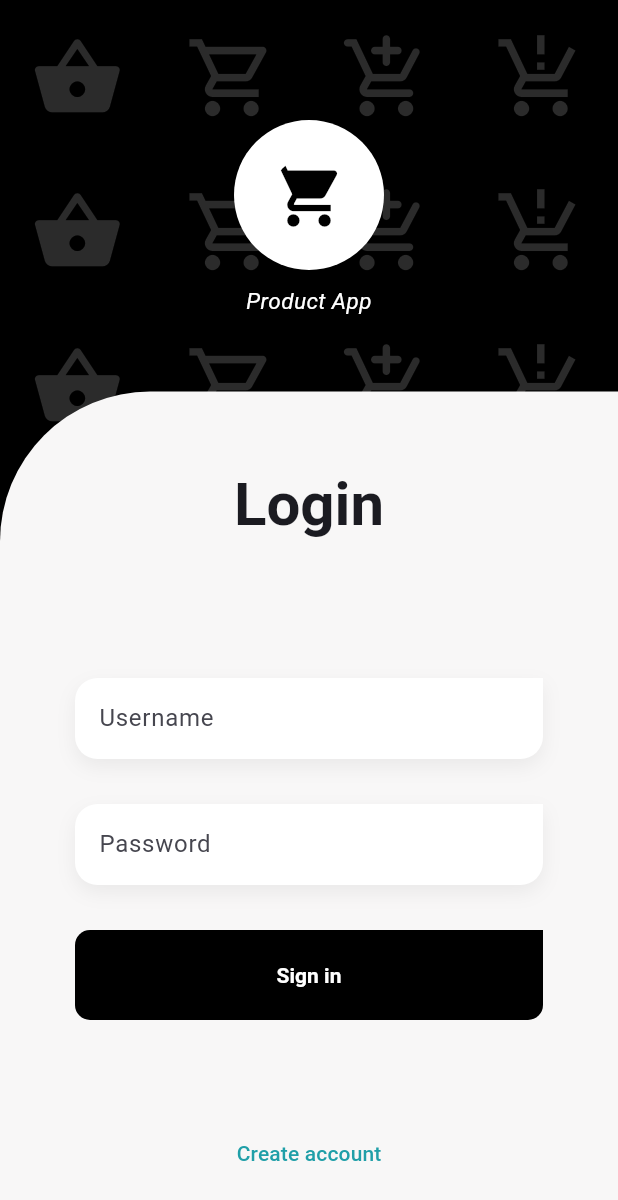
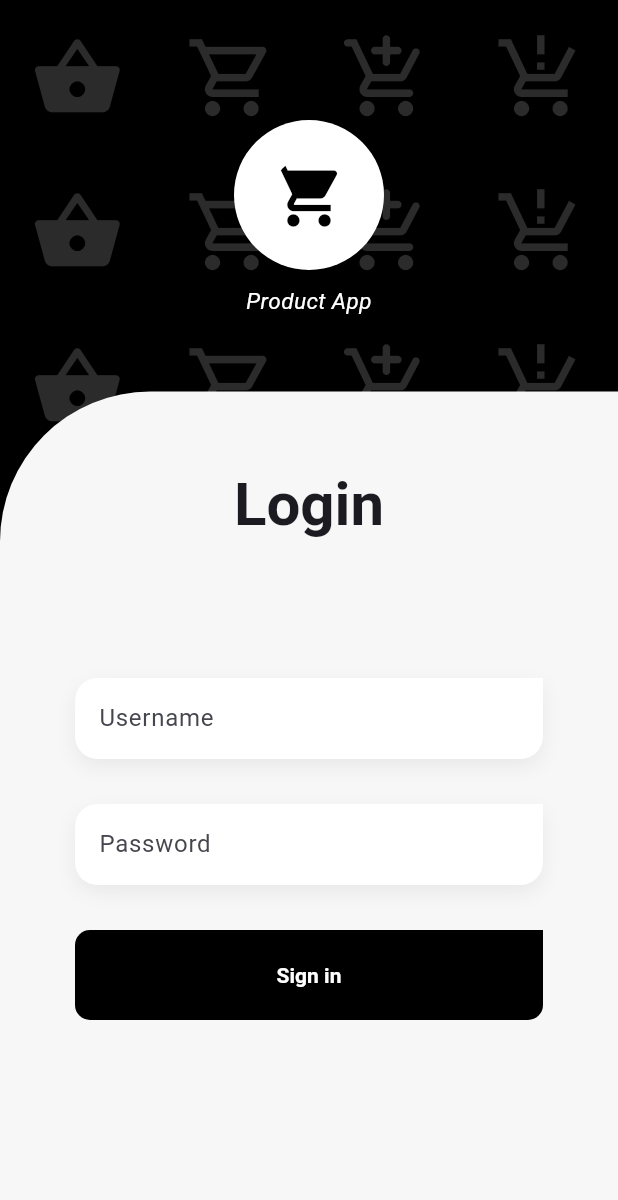
Before and after one commit to SantiagoGaonaC/articles-mobile, a Flutter app: the screen it shows after launch, on a phone screen of 412 x 824 dp. Shown: the top 1200 px of the screen. Run offline on Flutter 3.47's test engine with Material 2 defaults, Android fonts, the light colour scheme and no system bars; our stand-ins replace dio, flutter_dotenv, flutter_riverpod, formz, go_router, google_fonts and 2 more; accounts and stored records are empty.

Commit message:
refactor: delete impl reg

```diff
--- a/lib/config/router/app_router.dart
+++ b/lib/config/router/app_router.dart
@@ -1,7 +1,6 @@
 import 'package:articles_flutter/features/auth/presentation/providers/auth_provider.dart';
 import 'package:articles_flutter/features/auth/presentation/screens/check_auth_status_screen.dart';
 import 'package:articles_flutter/features/auth/presentation/screens/login_screen.dart';
-import 'package:articles_flutter/features/auth/presentation/screens/register_screen.dart';
 import 'package:articles_flutter/features/products/presentation/screens/products_screen.dart';
 import 'package:flutter_riverpod/flutter_riverpod.dart';
 import 'package:go_router/go_router.dart';
@@ -25,10 +24,6 @@ final goRouterProvider = Provider((ref) {
         path: '/login',
         builder: (context, state) => const LoginScreen(),
       ),
-      GoRoute(
-        path: '/register',
-        builder: (context, state) => const RegisterScreen(),
-      ),
 
       ///* ProductsDriveScreen Routes
       GoRoute(
@@ -47,19 +42,16 @@ final goRouterProvider = Provider((ref) {
       }
 
       if (authStatus == AuthStatus.notAuthenticated) {
-        if (isGoingTo == '/login' || isGoingTo == '/register') return null;
+        if (isGoingTo == '/login') return null;
 
         return '/login';
       }
 
       if (authStatus == AuthStatus.authenticated) {
-        if (isGoingTo == '/login' ||
-            isGoingTo == '/register' ||
-            isGoingTo == '/check-auth-status') {
+        if (isGoingTo == '/login' || isGoingTo == '/check-auth-status') {
           return '/';
         }
       }
-
       return null;
     },
   );
--- a/lib/features/auth/presentation/providers/auth_provider.dart
+++ b/lib/features/auth/presentation/providers/auth_provider.dart
@@ -42,7 +42,6 @@ class AuthNotifier extends StateNotifier<AuthState> {
 
   Future<void> loginUser(String email, String password) async {
     await Future.delayed(const Duration(milliseconds: 500));
-
     try {
       final user = await authRepository.login(email, password);
       _setLoggedUser(user);
@@ -51,13 +50,10 @@ class AuthNotifier extends StateNotifier<AuthState> {
     } catch (e) {
       logout('Something went wrong');
     }
-
     //final user = await authRepository.login(email, password);
     //state = state.copyWith(user: user, authStatus: AuthStatus.authenticated); //copia del usuario donde ya tengo el estado
   }
 
-  //TODO: implementar el registro
-  void registerUser(String email, String password) async {}
   //Ver si es valido el token que contiene el usuario
   void checkAuthStatus() async {
     final token = await keyValueStorageService.getValue<String>('token');
--- a/lib/features/auth/presentation/screens/login_screen.dart
+++ b/lib/features/auth/presentation/screens/login_screen.dart
@@ -3,7 +3,6 @@ import 'package:articles_flutter/features/auth/presentation/providers/login_form
 import 'package:articles_flutter/features/shared/widgets/widgets.dart';
 import 'package:flutter/material.dart';
 import 'package:flutter_riverpod/flutter_riverpod.dart';
-import 'package:go_router/go_router.dart';
 
 class LoginScreen extends StatelessWidget {
   const LoginScreen({super.key});
@@ -111,17 +110,6 @@ class _LoginForm extends ConsumerWidget {
                 buttonColor: Colors.black,
                 onPressed: loginForm.isPosting ? null : ref.read(loginFormProvider.notifier).onFormSubmitted //si no posteo mando ref a la func
               )),
-          const Spacer(flex: 2),
-          Row(
-            mainAxisAlignment: MainAxisAlignment.center,
-            children: [
-              TextButton(
-                onPressed: () => context.push('/register'),
-                child: const Text('Create account',
-                    style: TextStyle(color: Color.fromRGBO(32, 159, 168, 1))),
-              )
-            ],
-          ),
           const Spacer(flex: 1),
         ],
       ),
--- a/lib/features/auth/presentation/screens/screens.dart
+++ b/lib/features/auth/presentation/screens/screens.dart
@@ -1,3 +1,2 @@
 export 'login_screen.dart';
-export 'register_screen.dart';
 export 'check_auth_status_screen.dart';
--- a/lib/features/products/presentation/screens/products_screen.dart
+++ b/lib/features/products/presentation/screens/products_screen.dart
@@ -182,7 +182,6 @@ class _ProductsViewState extends ConsumerState<_ProductsView> {
               ),
               onPressed: () {
                 if (product.isFavorite) {
-                  print(product.isFavorite);
                   ref.read(productsProvider.notifier).removeFavorite(product);
                 } else {
                   ref.read(productsProvider.notifier).addFavorite(product);
```
Also changed, not shown: lib/features/auth/presentation/screens/register_screen.dart (deleted, +0 -141 lines).
